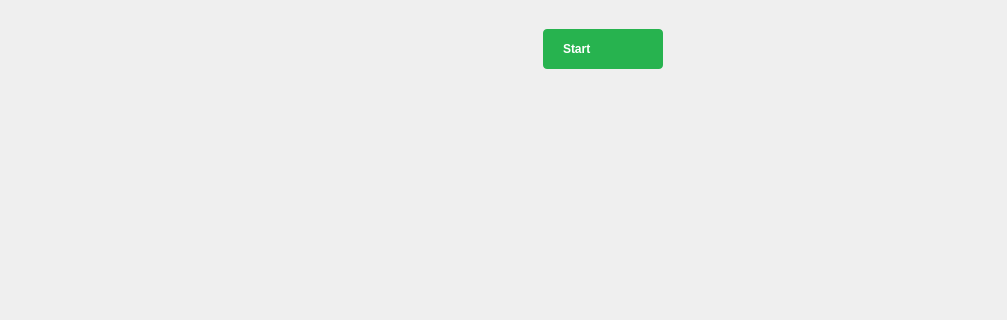
Qt form ui/digitalio.ui (analogdevicesinc/scopy) before a commit; both pictures show x 0 to 1007 and y 0 to 320 of the 1007 by 678 pixel window.
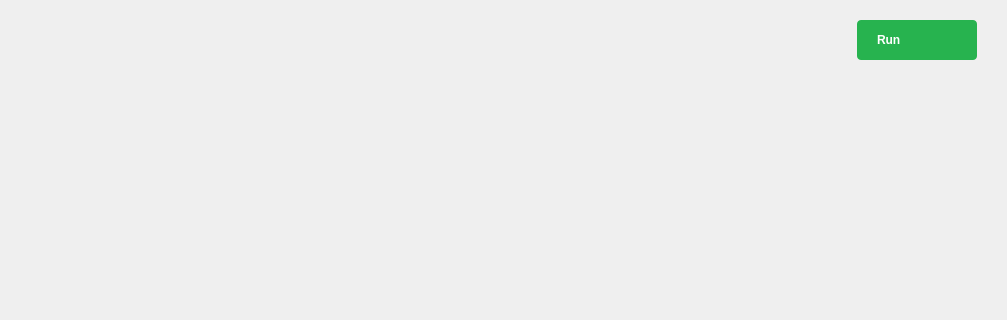
The same form after that commit. Icons and pictures are not drawn.

Commit message: DigitalIO - changed run button label, changed spacing in the instrument

Patch:
```diff
--- a/ui/digitalio.ui
+++ b/ui/digitalio.ui
@@ -44,7 +44,7 @@
       <number>0</number>
      </property>
      <property name="topMargin">
-      <number>29</number>
+      <number>20</number>
      </property>
      <item>
       <spacer name="horizontalSpacer">
@@ -87,7 +87,7 @@
 }</string>
        </property>
        <property name="text">
-        <string>Start</string>
+        <string>Run</string>
        </property>
        <property name="icon">
         <iconset resource="../resources/resources.qrc">
@@ -104,38 +104,6 @@
        </property>
       </widget>
      </item>
-     <item>
-      <spacer name="horizontalSpacer_2">
-       <property name="orientation">
-        <enum>Qt::Horizontal</enum>
-       </property>
-       <property name="sizeType">
-        <enum>QSizePolicy::Preferred</enum>
-       </property>
-       <property name="sizeHint" stdset="0">
-        <size>
-         <width>200</width>
-         <height>20</height>
-        </size>
-       </property>
-      </spacer>
-     </item>
-     <item>
-      <spacer name="horizontalSpacer_4">
-       <property name="orientation">
-        <enum>Qt::Horizontal</enum>
-       </property>
-       <property name="sizeType">
-        <enum>QSizePolicy::Fixed</enum>
-       </property>
-       <property name="sizeHint" stdset="0">
-        <size>
-         <width>62</width>
-         <height>20</height>
-        </size>
-       </property>
-      </spacer>
-     </item>
      <item>
       <spacer name="horizontalSpacer_3">
        <property name="orientation">
@@ -146,7 +114,7 @@
        </property>
        <property name="sizeHint" stdset="0">
         <size>
-         <width>82</width>
+         <width>30</width>
          <height>20</height>
         </size>
        </property>
```
The commit also changes 3 other files.
